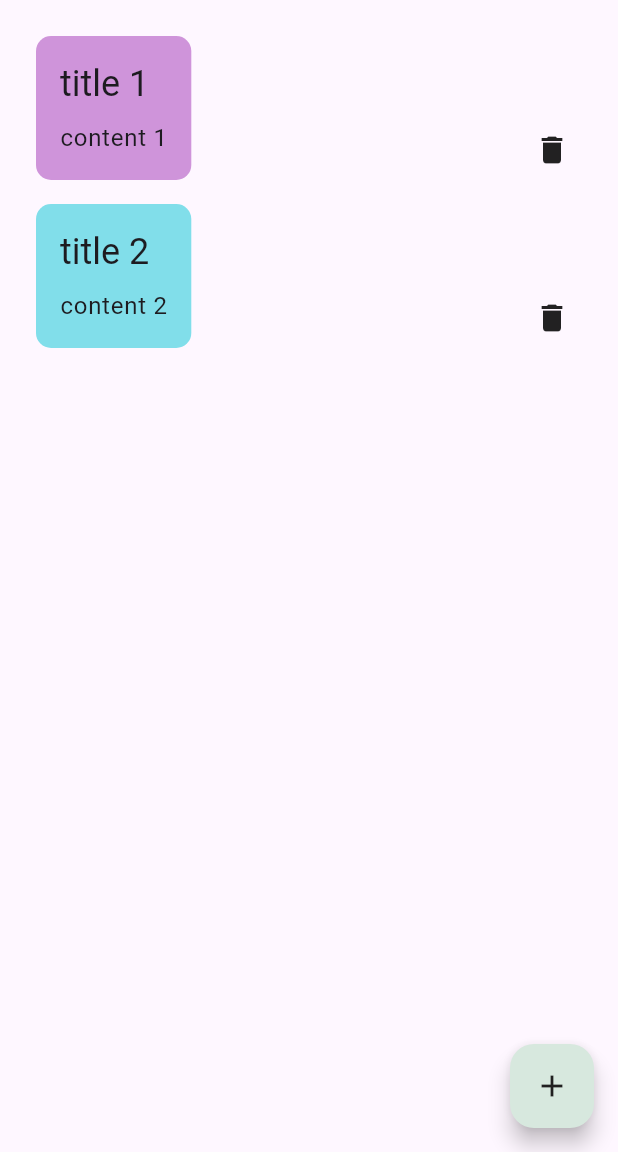
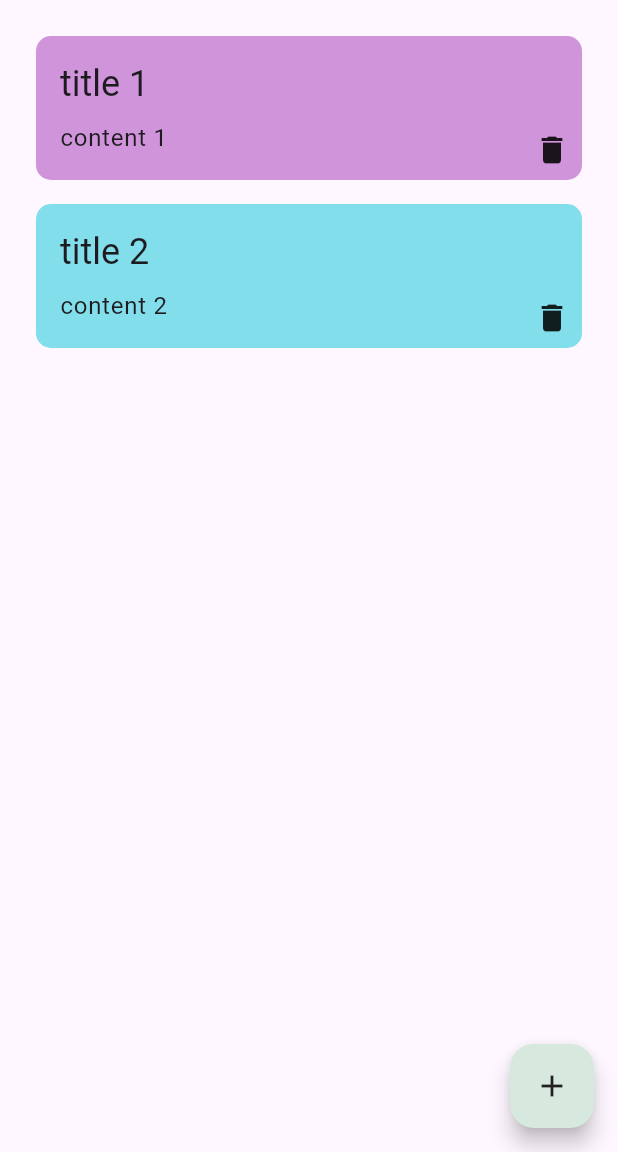
Before and after one commit to hugedreamhd/flutter_note_app, a Flutter app: the screen it shows after launch, on a phone screen of 412 x 824 dp, the part 84-1236 px from its top. Run offline on Flutter 3.47's test engine with Material 3 defaults, Android fonts, the phone set to English and light mode, and no system bars; our stand-ins replace freezed_annotation, sqflite; accounts and stored records are empty; generated files the repository leaves out were written again.

Commit message:
feat: delect를 InkWell로 감싸서 callback 함수를 적용

```diff
--- a/lib/presentation/notes/components/note_item.dart
+++ b/lib/presentation/notes/components/note_item.dart
@@ -4,10 +4,12 @@ import '../../../domain/model/note.dart';
 
 class NoteItem extends StatelessWidget {
   final Note note;
+  final Function? onDeleteTap;//카드내 삭제기능
 
   NoteItem({
     Key? key,
     required this.note,
+    this.onDeleteTap,
   }) : super(key: key);
 
   @override
@@ -17,6 +19,7 @@ class NoteItem extends StatelessWidget {
       child: Stack(
         children: [
           Container(
+            width: double.infinity,
             padding: const EdgeInsets.all(16.0),
             decoration: BoxDecoration(
               borderRadius: BorderRadius.circular(10),
@@ -42,10 +45,14 @@ class NoteItem extends StatelessWidget {
               ],
             ),
           ),
-          const Positioned(
+          Positioned(
             bottom: 8,
             right: 8,
-            child: Icon(Icons.delete),
+            child: InkWell(
+              onTap: () {
+                onDeleteTap?.call();
+              },
+                child: const Icon(Icons.delete)),
           ),
         ],
       ),
```
